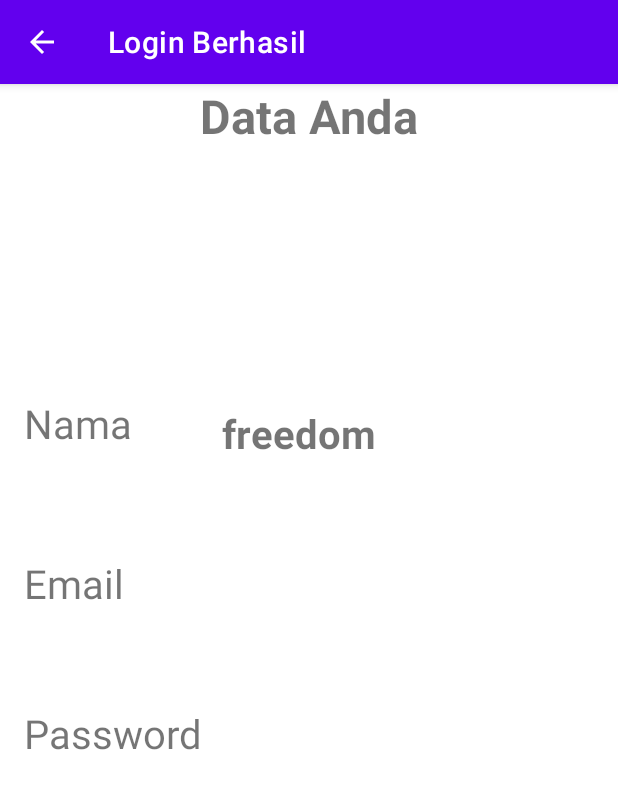
After one commit to AndyF8/Sample_Linear_Layout, an Android app: the ActivityKedua screen opened directly, with no data from a screen before it, on a phone screen of 412 x 824 dp. The commit adds this screen. Shown: the top 789 px of the screen. Run offline under Robolectric (Android 15) with nearby library versions, the phone set to English and light mode, and no system bars; 2 statements that could not run were skipped.

Commit message:
commit 2

```diff
--- /dev/null
+++ b/app/src/main/java/com/example/samplelinearlayout/ActivityKedua.java
@@ -0,0 +1,49 @@
+package com.example.samplelinearlayout;
+
+import android.os.Bundle;
+import android.widget.TextView;
+
+
+import androidx.appcompat.app.AppCompatActivity;
+
+
+
+public class ActivityKedua extends AppCompatActivity {
+    TextView txnama, txEmail, txPassword;
+
+    @Override
+    protected void onCreate(Bundle savedInstanceState) {
+        super.onCreate(savedInstanceState);
+        setContentView(R.layout.activity_e);
+
+        txnama = (TextView) findViewById(R.id.name);
+
+        txnama.setText("freedom");
+
+        //Menghubungkan variabel txEmail dengan komponen Textview pada layout
+        txEmail = findViewById(R.id.tvEmail);
+
+        //Menghubungkan variabel txEmail dengan komponen Textview pada layout
+        txPassword = findViewById(R.id.tvPassword);
+
+        //Mendeklarasikan variabel bundle yang akan digunakan untuk mengambil
+        //pesan yang dikirimkan melalui method intent
+        Bundle bundle = getIntent().getExtras();
+
+        //membuat variabel string yang digunakan untuk menyimpan data yang
+        //dikirimkan dari activity sebelumnya dengan kunci "x"
+        String email = bundle.getString("x");
+
+        //membuat variabel string yang digunakan untuk menyimpan data yang
+        //dikirimkan dari activity sebelumnya dengan kunci "m"
+        String pass = bundle.getString("m");
+
+        //menampilkan value dari variabel email kedalam txEmail
+        txEmail.setText(email);
+
+        //menampilkan value dari variabel email kedalam txPassword
+        txPassword.setText(pass);
+
+
+    }
+}
--- /dev/null
+++ b/app/src/main/res/layout/activity_e.xml
@@ -0,0 +1,102 @@
+<?xml version="1.0" encoding="utf-8"?>
+<androidx.constraintlayout.widget.ConstraintLayout xmlns:android="http://schemas.android.com/apk/res/android"
+    xmlns:tools="http://schemas.android.com/tools"
+    android:layout_width="match_parent"
+    android:layout_height="match_parent"
+    xmlns:app="http://schemas.android.com/apk/res-auto">
+
+    <TextView
+        android:id="@+id/textView2"
+        android:layout_width="wrap_content"
+        android:layout_height="wrap_content"
+        android:text="@string/tData"
+        android:textSize="14pt"
+        android:textStyle="bold"
+        app:layout_constraintBaseline_toBottomOf="parent"
+        app:layout_constraintEnd_toEndOf="parent"
+        app:layout_constraintStart_toStartOf="parent"
+        app:layout_constraintTop_toTopOf="parent" />
+
+    <TextView
+        android:id="@+id/textView4"
+        android:layout_width="wrap_content"
+        android:layout_height="wrap_content"
+        android:text="@string/tEmail"
+        android:textSize="12pt"
+        app:layout_constraintBottom_toBottomOf="parent"
+        app:layout_constraintEnd_toEndOf="parent"
+        app:layout_constraintHorizontal_bias="0.046"
+        app:layout_constraintStart_toStartOf="parent"
+        app:layout_constraintTop_toBottomOf="@+id/textView2"
+        app:layout_constraintVertical_bias="0.395" />
+
+    <TextView
+        android:id="@+id/tvEmail"
+        android:layout_width="209dp"
+        android:layout_height="40dp"
+        android:text="@string/txemail"
+        android:textSize="12pt"
+        app:layout_constraintBottom_toBottomOf="parent"
+        app:layout_constraintEnd_toEndOf="parent"
+        app:layout_constraintHorizontal_bias="0.572"
+        app:layout_constraintStart_toEndOf="@+id/textView4"
+        app:layout_constraintTop_toBottomOf="@+id/textView2"
+        app:layout_constraintVertical_bias="0.397" />
+
+    <TextView
+        android:id="@+id/textView5"
+        android:layout_width="wrap_content"
+        android:layout_height="wrap_content"
+        android:text="@string/tPassword"
+        android:textSize="12pt"
+        app:layout_constraintBottom_toBottomOf="parent"
+        app:layout_constraintEnd_toEndOf="parent"
+        app:layout_constraintHorizontal_bias="0.055"
+        app:layout_constraintStart_toStartOf="parent"
+        app:layout_constraintTop_toBottomOf="@+id/textView4"
+        app:layout_constraintVertical_bias="0.167" />
+
+    <TextView
+        android:id="@+id/tvPassword"
+        android:layout_width="wrap_content"
+        android:layout_height="wrap_content"
+        android:text="@string/txpassword"
+        android:textSize="12pt"
+        app:layout_constraintBottom_toBottomOf="parent"
+        app:layout_constraintEnd_toEndOf="parent"
+        app:layout_constraintHorizontal_bias="0.26"
+        app:layout_constraintStart_toEndOf="@+id/textView5"
+        app:layout_constraintTop_toBottomOf="@+id/tvEmail"
+        app:layout_constraintVertical_bias="0.162" />
+
+
+    <TextView
+        android:id="@+id/Nama1"
+        android:layout_width="92dp"
+        android:layout_height="39dp"
+        android:text="Nama"
+        android:textSize="12pt"
+        app:layout_constraintBottom_toBottomOf="parent"
+        app:layout_constraintEnd_toEndOf="parent"
+        app:layout_constraintHorizontal_bias="0.05"
+        app:layout_constraintStart_toStartOf="parent"
+        app:layout_constraintTop_toBottomOf="@+id/textView2"
+        app:layout_constraintVertical_bias="0.242" />
+
+    <TextView
+        android:id="@+id/name"
+        android:layout_width="162dp"
+        android:layout_height="33dp"
+        android:text="@string/tNama"
+        android:textSize="12pt"
+        android:textStyle="bold"
+        app:layout_constraintBottom_toBottomOf="parent"
+        app:layout_constraintEnd_toEndOf="parent"
+        app:layout_constraintHorizontal_bias="0.592"
+        app:layout_constraintStart_toEndOf="@+id/textView4"
+        app:layout_constraintStart_toStartOf="parent"
+        app:layout_constraintTop_toBottomOf="@+id/textView2"
+        app:layout_constraintVertical_bias="0.249" />
+
+
+</androidx.constraintlayout.widget.ConstraintLayout>
--- a/app/src/main/res/layout/activity_main.xml
+++ b/app/src/main/res/layout/activity_main.xml
@@ -17,7 +17,7 @@
         app:srcCompat="@drawable/login" />
 
     <EditText
-        android:id="@+id/editText"
+        android:id="@+id/edEmail"
         android:layout_width="wrap_content"
         android:layout_height="wrap_content"
         android:layout_gravity="center"
@@ -29,7 +29,7 @@
         android:padding="12dp"/>
 
     <EditText
-        android:id="@+id/editText2"
+        android:id="@+id/edPassword"
         android:layout_width="wrap_content"
         android:layout_height="wrap_content"
         android:layout_gravity="center"
@@ -41,7 +41,7 @@
         android:importantForAutofill="no"/>
 
     <Button
-        android:id="@+id/button"
+        android:id="@+id/btSignIn"
         android:layout_width="wrap_content"
         android:layout_height="wrap_content"
         android:layout_gravity="center"
--- a/app/src/main/res/values/strings.xml
+++ b/app/src/main/res/values/strings.xml
@@ -1,6 +1,11 @@
 <resources>
     <string name="app_name">Sample Linear Layout</string>
+    <string name="tNama">Nama Anda</string>
     <string name="tEmail">Email</string>
     <string name="tPassword">Password</string>
     <string name="bsignin">Sign-In</string>
+    <string name="tData">Data Anda</string>
+    <string name="txemail"> Ini hasi Email</string>
+    <string name="txpassword">Ini hasil Password</string>
+    <string name="label2">Login Berhasil</string>
 </resources>
```
Also changed, not shown: app/src/main/AndroidManifest.xml (+14 -0 lines), app/src/main/java/com/example/samplelinearlayout/Activity00.java (added, +31 -0 lines), app/src/main/java/com/example/samplelinearlayout/MainActivity.java (+75 -0 lines), app/src/main/res/layout/activit_jus.xml (added, +103 -0 lines).
